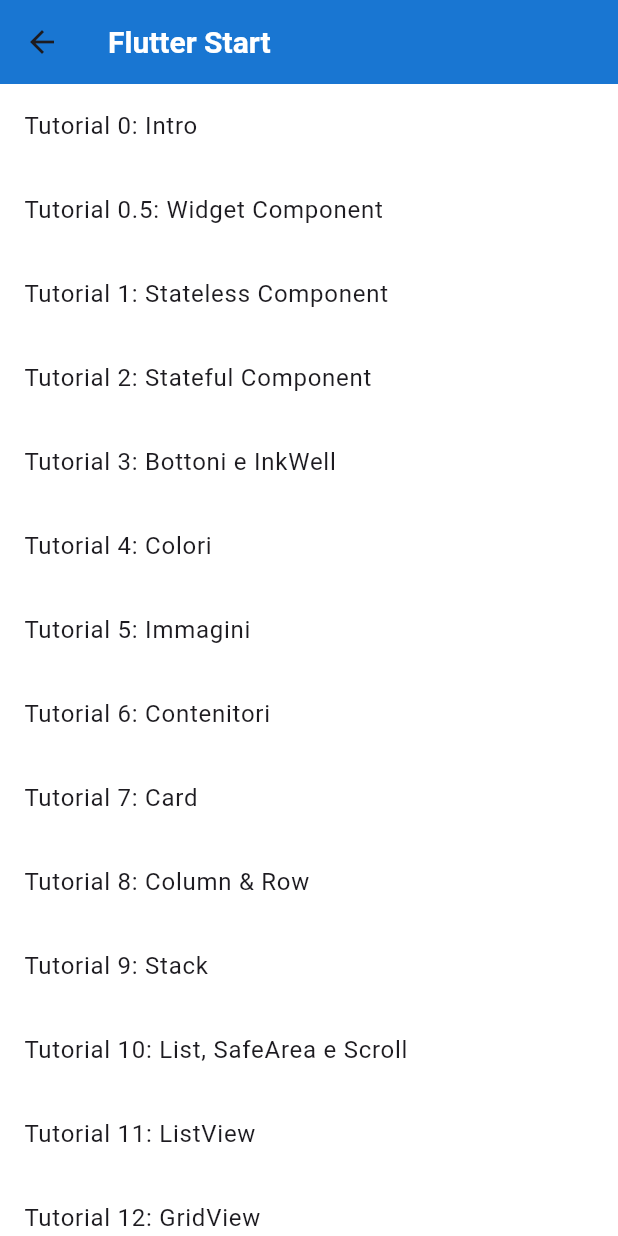
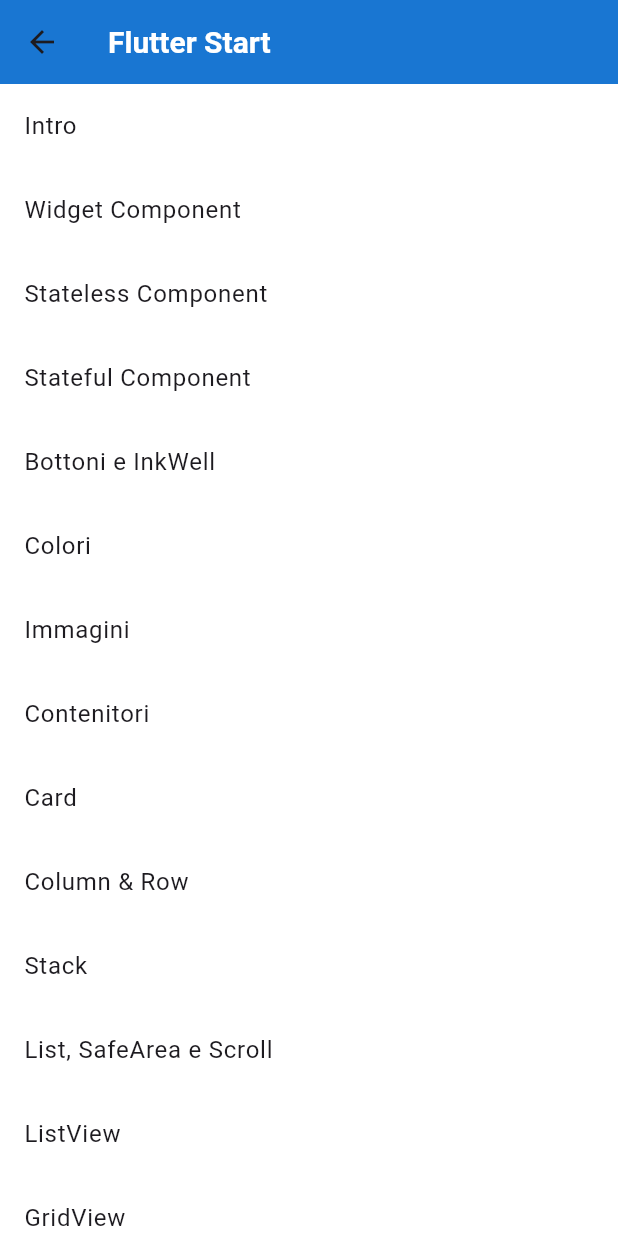
Before and after one commit to TheDollMaster98/flutter_tutorial, a Flutter app: the FlutterStartPage screen opened by its route, on a phone screen of 412 x 824 dp. Run offline on Flutter 3.47's test engine with Material 3 defaults, Android fonts, the light colour scheme and no system bars.

Commit message:
WIp refactory nomi

```diff
--- a/lib/flutter_start/flutter_start_tutorial_1_stateless/flutter_start_tutorial_1.dart
+++ b/lib/flutter_start/flutter_start_tutorial_1_stateless/flutter_start_tutorial_1_stateless.dart
@@ -5,14 +5,14 @@
 // Flutter si basa solo sui componenti, quindi anche il titolo può essere un componente.
 // Questa classe estende StatelessWidget, che è la base per i widget che descrivono
 // una parte dell'interfaccia utente in termini di altri widget più bassi.
-class FlutterStartTutorial1 extends StatelessWidget {
+class FlutterStartTutorialStatelessWidget extends StatelessWidget {
   final int value;
   final String word;
   final String word2;
   final TextStyle style;
 
   // Posso inizializzare nel costruttore le variabili così:
-  const FlutterStartTutorial1(this.word, this.value,
+  const FlutterStartTutorialStatelessWidget(this.word, this.value,
       {super.key, required this.word2, required this.style});
 
   @override
--- a/lib/flutter_start/flutter_start_tutorial_3_buttons/flutter_start_tutorial_3.dart
+++ b/lib/flutter_start/flutter_start_tutorial_3_buttons/flutter_start_tutorial_3_buttons.dart
@@ -1,14 +1,14 @@
 import 'package:flutter/material.dart';
 import 'package:flutter_tutorial/widgets/tutorial_widgets.dart';
 
-class FlutterStartTutorial3 extends StatefulWidget {
-  const FlutterStartTutorial3({super.key});
+class FlutterStartTutorialButtons extends StatefulWidget {
+  const FlutterStartTutorialButtons({super.key});
 
   @override
   FlutterStartTutorial3State createState() => FlutterStartTutorial3State();
 }
 
-class FlutterStartTutorial3State extends State<FlutterStartTutorial3> {
+class FlutterStartTutorial3State extends State<FlutterStartTutorialButtons> {
   bool _isTapped = false;
 
   // Questo è un metodo che viene chiamato quando il pulsante viene premuto.
--- a/lib/flutter_start/flutter_start_tutorial_4_colors/flutter_start_tutorial_4.dart
+++ b/lib/flutter_start/flutter_start_tutorial_4_colors/flutter_start_tutorial_4_colors.dart
@@ -1,8 +1,8 @@
 import 'package:flutter/material.dart';
 import 'package:flutter_tutorial/widgets/tutorial_widgets.dart';
 
-class FlutterStartTutorial4 extends StatelessWidget {
-  const FlutterStartTutorial4({super.key});
+class FlutterStartTutorialColors extends StatelessWidget {
+  const FlutterStartTutorialColors({super.key});
 
   @override
   Widget build(BuildContext context) {
--- a/lib/intro_pages/flutter_start.dart
+++ b/lib/intro_pages/flutter_start.dart
@@ -12,122 +12,120 @@
       body: ListView(
         children: <Widget>[
           ListTile(
-            title: const Text('Tutorial 0: Intro'),
+            title: const Text('Intro'),
             onTap: () {
-              Navigator.pushNamed(context, '/flutter_start_tutorial_0');
+              Navigator.pushNamed(context, '/flutter_start_tutorial_intro');
             },
           ),
           ListTile(
-            title: const Text('Tutorial 0.5: Widget Component'),
+            title: const Text('Widget Component'),
             onTap: () {
-              Navigator.pushNamed(context, '/flutter_start_tutorial_0.5');
+              Navigator.pushNamed(context, '/flutter_start_tutorial_widget');
             },
           ),
           ListTile(
-            title: const Text('Tutorial 1: Stateless Component'),
+            title: const Text('Stateless Component'),
             onTap: () {
-              Navigator.pushNamed(context, '/flutter_start_tutorial_1');
+              Navigator.pushNamed(context, '/flutter_start_tutorial_stateless');
             },
           ),
           ListTile(
-            title: const Text('Tutorial 2: Stateful Component'),
+            title: const Text('Stateful Component'),
             onTap: () {
-              Navigator.pushNamed(context, '/flutter_start_tutorial_2');
+              Navigator.pushNamed(context, '/flutter_start_tutorial_stateful');
             },
           ),
 
           ListTile(
-            title: const Text('Tutorial 3: Bottoni e InkWell'),
+            title: const Text('Bottoni e InkWell'),
             onTap: () {
-              Navigator.pushNamed(context, '/flutter_start_tutorial_3');
+              Navigator.pushNamed(context, '/flutter_start_tutorial_buttons');
             },
           ),
           ListTile(
-            title: const Text('Tutorial 4: Colori'),
+            title: const Text('Colori'),
             onTap: () {
-              Navigator.pushNamed(context, '/flutter_start_tutorial_4');
+              Navigator.pushNamed(context, '/flutter_start_tutorial_colors');
             },
           ),
           ListTile(
-            title: const Text('Tutorial 5: Immagini'),
+            title: const Text('Immagini'),
             onTap: () {
-              Navigator.pushNamed(context, '/flutter_start_tutorial_5');
+              Navigator.pushNamed(context, '/flutter_start_tutorial_images');
             },
           ),
           ListTile(
-            title: const Text('Tutorial 6: Contenitori'),
+            title: const Text('Contenitori'),
             onTap: () {
-              Navigator.pushNamed(context, '/flutter_start_tutorial_6');
+              Navigator.pushNamed(
+                  context, '/flutter_start_tutorial_containers');
             },
           ),
           ListTile(
-            title: const Text('Tutorial 7: Card'),
+            title: const Text('Card'),
             onTap: () {
-              Navigator.pushNamed(context, '/flutter_start_tutorial_7');
+              Navigator.pushNamed(context, '/flutter_start_tutorial_card');
             },
           ),
           ListTile(
-            title: const Text('Tutorial 8: Column & Row'),
+            title: const Text('Column & Row'),
             onTap: () {
-              Navigator.pushNamed(context, '/flutter_start_tutorial_8');
+              Navigator.pushNamed(
+                  context, '/flutter_start_tutorial_column_row');
             },
           ),
           ListTile(
-            title: const Text('Tutorial 9: Stack'),
+            title: const Text('Stack'),
             onTap: () {
-              Navigator.pushNamed(context, '/flutter_start_tutorial_9');
+              Navigator.pushNamed(context, '/flutter_start_tutorial_stack');
             },
           ),
           ListTile(
-            title: const Text('Tutorial 10: List, SafeArea e Scroll'),
+            title: const Text('List, SafeArea e Scroll'),
             onTap: () {
-              Navigator.pushNamed(context, '/flutter_start_tutorial_10');
+              Navigator.pushNamed(context, '/flutter_start_tutorial_list');
             },
           ),
           ListTile(
-            title: const Text('Tutorial 11: ListView'),
+            title: const Text('ListView'),
             onTap: () {
-              Navigator.pushNamed(context, '/flutter_start_tutorial_11');
+              Navigator.pushNamed(context, '/flutter_start_tutorial_listview');
             },
           ),
           ListTile(
-            title: const Text('Tutorial 12: GridView'),
+            title: const Text('GridView'),
             onTap: () {
-              Navigator.pushNamed(context, '/flutter_start_tutorial_12');
+              Navigator.pushNamed(context, '/flutter_start_tutorial_gridview');
             },
           ),
           ListTile(
-            title: const Text('Tutorial 13: PageView e Indicatori'),
+            title: const Text('PageView e Indicatori'),
             onTap: () {
-              Navigator.pushNamed(context, '/flutter_start_tutorial_13');
+              Navigator.pushNamed(context, '/flutter_start_tutorial_pageview');
             },
           ),
           ListTile(
-            title: const Text('Tutorial 14: Forms'),
+            title: const Text('Forms'),
             onTap: () {
-              Navigator.pushNamed(context, '/flutter_start_tutorial_14');
+              Navigator.pushNamed(context, '/flutter_start_tutorial_form');
             },
           ),
           ListTile(
-            title: const Text('Tutorial 15: Tab Bar'),
+            title: const Text('Tutorial: Tab Bar'),
             onTap: () {
-              Navigator.pushNamed(context, '/flutter_start_tutorial_15');
+              Navigator.pushNamed(context, '/flutter_start_tutorial_tabbar');
             },
           ),
           ListTile(
-            title: const Text('Tutorial 16: Drawer'),
+            title: const Text('Tutorial: Drawer'),
             onTap: () {
-              Navigator.pushNamedAndRemoveUntil(
-                context,
-                '/flutter_start_tutorial_16',
-                ModalRoute.withName('/home_page'),
-              );
+              Navigator.pushNamed(context, '/flutter_start_tutorial_drawer');
             },
           ),
           ListTile(
-            title: const Text('Tutorial 17: Dialog'),
+            title: const Text('Tutorial: Dialog'),
             onTap: () {
-              Navigator.pushNamed(context, '/flutter_start_tutorial_17');
+              Navigator.pushNamed(context, '/flutter_start_tutorial_dialog');
             },
           ),
           // Aggiungi altre voci di tutorial qui...
--- a/lib/model/routes.dart
+++ b/lib/model/routes.dart
@@ -1,12 +1,26 @@
 import 'package:flutter/material.dart';
+
 // DART START:
 import 'package:flutter_tutorial/intro_pages/dart_start.dart';
 import 'package:flutter_tutorial/dart_begin/type/dart_type.dart';
 import 'package:flutter_tutorial/dart_begin/collection_type/dart_collection_type.dart';
 import 'package:flutter_tutorial/dart_begin/modifier/modifier.dart';
+import 'package:flutter_tutorial/dart_begin/Selection_builders/selection_constructs.dart';
+import 'package:flutter_tutorial/dart_begin/loops/iteration_loops.dart';
+import 'package:flutter_tutorial/dart_begin/operations/operations.dart';
+
 //FLUTTER START:
-import 'package:flutter_tutorial/flutter_start/flutter_start_tutorial_0_intro/flutter_start_tutorial_0.dart';
-import 'package:flutter_tutorial/flutter_start/flutter_start_tutorial_0pt5_widget/flutter_start_tutorial_0pt5.dart';
+import 'package:flutter_tutorial/flutter_start/flutter_start_tutorial_intro/flutter_start_tutorial_intro.dart';
+import 'package:flutter_tutorial/flutter_start/flutter_start_tutorial_0_widget/flutter_start_tutorial_0_widget.dart';
+import 'package:flutter_tutorial/flutter_start/flutter_start_tutorial_1_stateless/flutter_start_tutorial_1_stateless.dart';
+import 'package:flutter_tutorial/flutter_start/flutter_start_tutorial_2_stateful/flutter_start_tutorial_2_stateful.dart';
+import 'package:flutter_tutorial/flutter_start/flutter_start_tutorial_3_buttons/flutter_start_tutorial_3_buttons.dart';
+import 'package:flutter_tutorial/flutter_start/flutter_start_tutorial_4_colors/flutter_start_tutorial_4_colors.dart';
+import 'package:flutter_tutorial/flutter_start/flutter_start_tutorial_5_images/flutter_start_tutorial_5.dart';
+import 'package:flutter_tutorial/flutter_start/flutter_start_tutorial_6_containers/flutter_start_tutorial_6.dart';
+import 'package:flutter_tutorial/flutter_start/flutter_start_tutorial_7_card/flutter_start_tutorial_7.dart';
+import 'package:flutter_tutorial/flutter_start/flutter_start_tutorial_8_column_row/flutter_start_tutorial_8.dart';
+import 'package:flutter_tutorial/flutter_start/flutter_start_tutorial_9_stack/flutter_start_tutorial_9.dart';
 import 'package:flutter_tutorial/flutter_start/flutter_start_tutorial_10_list/flutter_start_tutorial_10.dart';
 import 'package:flutter_tutorial/flutter_start/flutter_start_tutorial_11_listview/flutter_start_tutorial_11.dart';
 import 'package:flutter_tutorial/flutter_start/flutter_start_tutorial_12_gridview/flutter_start_tutorial_12.dart';
@@ -15,15 +29,7 @@
 import 'package:flutter_tutorial/flutter_start/flutter_start_tutorial_15_tabbar/flutter_start_tutorial_15.dart';
 import 'package:flutter_tutorial/flutter_start/flutter_start_tutorial_16_drawer/flutter_start_tutorial_16.dart';
 import 'package:flutter_tutorial/flutter_start/flutter_start_tutorial_17_dialog/flutter_start_tutorial_17.dart';
-import 'package:flutter_tutorial/flutter_start/flutter_start_tutorial_1_stateless/flutter_start_tutorial_1.dart';
-import 'package:flutter_tutorial/flutter_start/flutter_start_tutorial_2_stateful/flutter_start_tutorial_2.dart';
-import 'package:flutter_tutorial/flutter_start/flutter_start_tutorial_3_buttons/flutter_start_tutorial_3.dart';
-import 'package:flutter_tutorial/flutter_start/flutter_start_tutorial_4_colors/flutter_start_tutorial_4.dart';
-import 'package:flutter_tutorial/flutter_start/flutter_start_tutorial_5_images/flutter_start_tutorial_5.dart';
-import 'package:flutter_tutorial/flutter_start/flutter_start_tutorial_6_containers/flutter_start_tutorial_6.dart';
-import 'package:flutter_tutorial/flutter_start/flutter_start_tutorial_7_card/flutter_start_tutorial_7.dart';
-import 'package:flutter_tutorial/flutter_start/flutter_start_tutorial_8_column_row/flutter_start_tutorial_8.dart';
-import 'package:flutter_tutorial/flutter_start/flutter_start_tutorial_9_stack/flutter_start_tutorial_9.dart';
+
 //PAGE:
 import 'package:flutter_tutorial/intro_pages/flutter_start.dart';
 import 'package:flutter_tutorial/intro_pages/home_page.dart';
@@ -44,32 +50,49 @@
   '/dart_tutorial_collectionType': (context) =>
       const DartTutorialCollectionType(),
   '/dart_tutorial_modifier': (context) => const DartTutorialModifiers(),
+  '/dart_tutorial_operators': (context) => const DartTutorialOperators(),
+  '/dart_tutorial_selection_constructs': (context) =>
+      const DartTutorialSelectionConstructs(),
+  '/dart_tutorial_loops': (context) => const DartTutorialIterationLoops(),
   // '/dart_tutorial_': (context) => const WorkingInProgressPage(),
   //FLUTTER START:
-  '/flutter_start_tutorial_0': (context) => const FlutterStartTutorial0(),
-  '/flutter_start_tutorial_1': (context) => const FlutterStartTutorial1(
+  '/flutter_start_tutorial_intro': (context) =>
+      const FlutterStartTutorialIntro(),
+  '/flutter_start_tutorial_widget': (context) =>
+      const FlutterStartTutorialWidget(),
+  '/flutter_start_tutorial_stateless': (context) =>
+      const FlutterStartTutorialStatelessWidget(
         "Componente a cui non cambia lo stato.",
         12,
         word2: "Valore a caso.",
         style: TextStyle(fontSize: 30, color: Colors.pinkAccent),
       ),
-  '/flutter_start_tutorial_2': (context) => const FlutterStartTutorial2(20),
-  '/flutter_start_tutorial_0.5': (context) => const FlutterStartTutorial0pt5(),
-  '/flutter_start_tutorial_3': (context) => const FlutterStartTutorial3(),
-  '/flutter_start_tutorial_4': (context) => const FlutterStartTutorial4(),
-  '/flutter_start_tutorial_5': (context) => const FlutterStartTutorial5(),
-  '/flutter_start_tutorial_6': (context) => const FlutterStartTutorial6(),
-  '/flutter_start_tutorial_7': (context) => const FlutterStartTutorial7(),
-  '/flutter_start_tutorial_8': (context) => const FlutterStartTutorial8(),
-  '/flutter_start_tutorial_9': (context) => const FlutterStartTutorial9(),
-  '/flutter_start_tutorial_10': (context) => const FlutterStartTutorial10(),
-  '/flutter_start_tutorial_11': (context) => const FlutterStartTutorial11(),
-  '/flutter_start_tutorial_12': (context) => const FlutterStartTutorial12(),
-  '/flutter_start_tutorial_13': (context) => const FlutterStartTutorial13(),
-  '/flutter_start_tutorial_14': (context) => const FlutterStartTutorial14(),
-  '/flutter_start_tutorial_15': (context) => const FlutterStartTutorial15(),
-  '/flutter_start_tutorial_16': (context) => const FlutterStartTutorial16(),
-  '/flutter_start_tutorial_17': (context) => const FlutterStartTutorial17(),
+  '/flutter_start_tutorial_stateful': (context) =>
+      const FlutterStartTutorialStatefulWidget(20),
+  '/flutter_start_tutorial_buttons': (context) =>
+      const FlutterStartTutorialButtons(),
+  '/flutter_start_tutorial_colors': (context) =>
+      const FlutterStartTutorialColors(),
+  //WIP per il refactory dei nomi delle rotte e dei file:
+  '/flutter_start_tutorial_img': (context) => const FlutterStartTutorial5(),
+  '/flutter_start_tutorial_containers': (context) =>
+      const FlutterStartTutorial6(),
+  '/flutter_start_tutorial_card': (context) => const FlutterStartTutorial7(),
+  '/flutter_start_tutorial_column_row': (context) =>
+      const FlutterStartTutorial8(),
+  '/flutter_start_tutorial_stack': (context) => const FlutterStartTutorial9(),
+  '/flutter_start_tutorial_list': (context) => const FlutterStartTutorial10(),
+  '/flutter_start_tutorial_listview': (context) =>
+      const FlutterStartTutorial11(),
+  '/flutter_start_tutorial_gridview': (context) =>
+      const FlutterStartTutorial12(),
+  '/flutter_start_tutorial_pageview': (context) =>
+      const FlutterStartTutorial13(),
+  '/flutter_start_tutorial_form': (context) => const FlutterStartTutorial14(),
+  '/flutter_start_tutorial_tabber': (context) => const FlutterStartTutorial15(),
+  '/flutter_start_tutorial_drawer': (context) => const FlutterStartTutorial16(),
+  '/flutter_start_tutorial_dialog': (context) => const FlutterStartTutorial17(),
+  // '/flutter_start_tutorial_': (context) => const FlutterStartTutorial(),
 };
 
 Route<dynamic> onUnknownRoute(RouteSettings settings) {
```
Also changed, not shown: lib/flutter_start/flutter_start_tutorial_0_intro/flutter_start_tutorial_0.dart (deleted, +0 -184 lines), lib/flutter_start/flutter_start_tutorial_0pt5_widget/flutter_start_tutorial_0pt5.dart (deleted, +0 -272 lines), lib/flutter_start/flutter_start_tutorial_2_stateful/flutter_start_tutorial_2_stateful.dart (renamed from lib/flutter_start/flutter_start_tutorial_2_stateful/flutter_start_tutorial_2.dart, +4 -3 lines), lib/intro_pages/dart_start.dart (+19 -0 lines).
